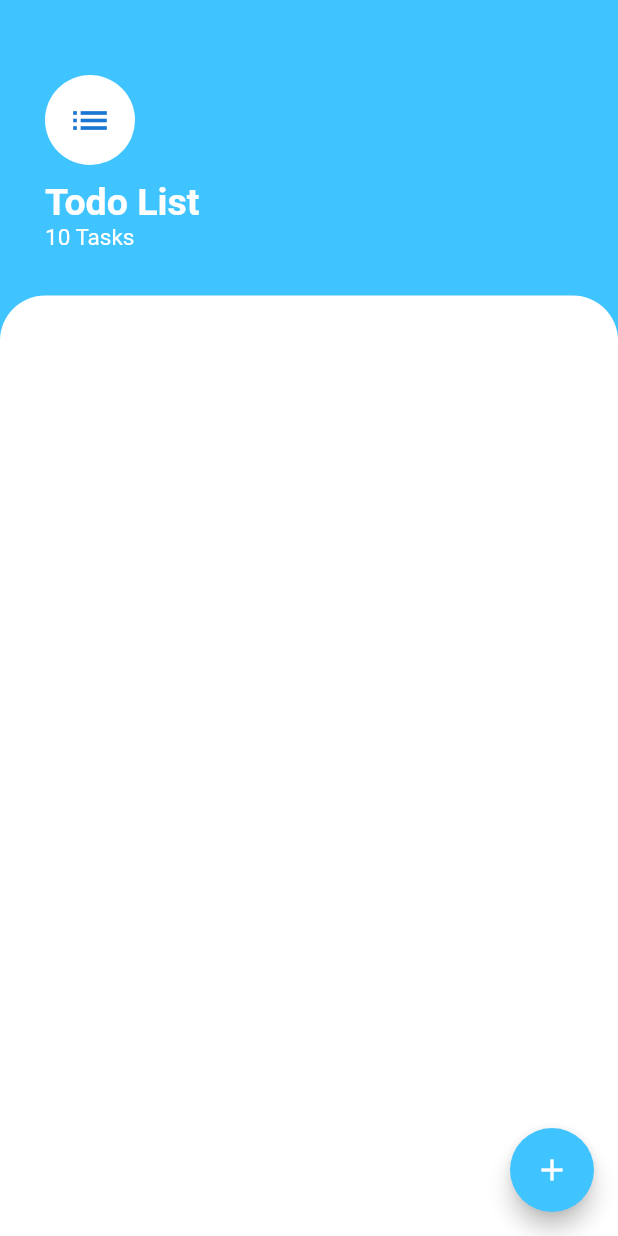
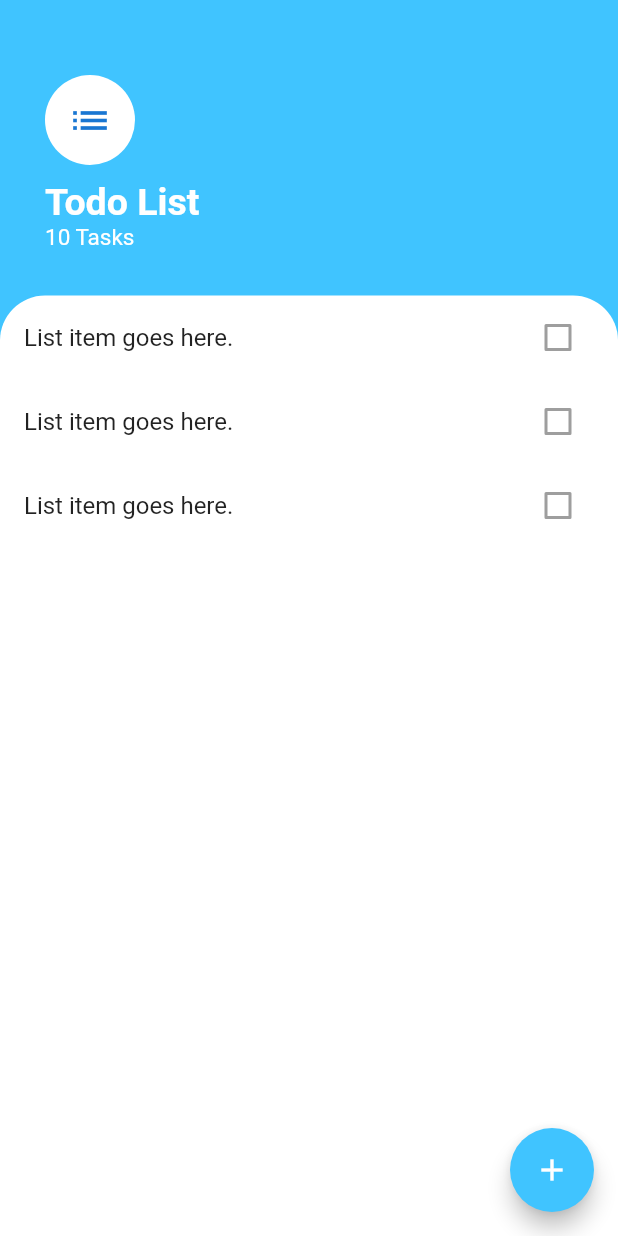
Before and after one commit to v3nk3y/todo_app, a Flutter app: the screen it shows after launch, on a phone screen of 412 x 824 dp. Run offline on Flutter 3.47's test engine with Material 2 defaults, Android fonts, the phone set to English and light mode, and no system bars.

Commit message:
Task list and task items added

```diff
--- /dev/null
+++ b/lib/components/task_list.dart
@@ -0,0 +1,15 @@
+import 'package:flutter/material.dart';
+import 'package:todo_app/components/task_tile.dart';
+
+class TaskList extends StatelessWidget {
+  @override
+  Widget build(BuildContext context) {
+    return ListView(
+      children: <Widget>[
+        TaskTile(),
+        TaskTile(),
+        TaskTile(),
+      ],
+    );
+  }
+}
--- /dev/null
+++ b/lib/components/task_tile.dart
@@ -0,0 +1,14 @@
+import 'package:flutter/material.dart';
+
+class TaskTile extends StatelessWidget {
+  @override
+  Widget build(BuildContext context) {
+    return ListTile(
+      title: Text('List item goes here.'),
+      trailing: Checkbox(
+        value: false,
+        onChanged: null,
+      ),
+    );
+  }
+}
--- a/lib/screens/tasks_screen.dart
+++ b/lib/screens/tasks_screen.dart
@@ -1,4 +1,5 @@
 import 'package:flutter/material.dart';
+import 'package:todo_app/components/task_list.dart';
 
 class TasksScreen extends StatelessWidget {
   @override
@@ -50,6 +51,7 @@ class TasksScreen extends StatelessWidget {
           ),
           Expanded(
             child: Container(
+              child: TaskList(),
               decoration: BoxDecoration(
                 color: Colors.white,
                 borderRadius: BorderRadius.only(
```
